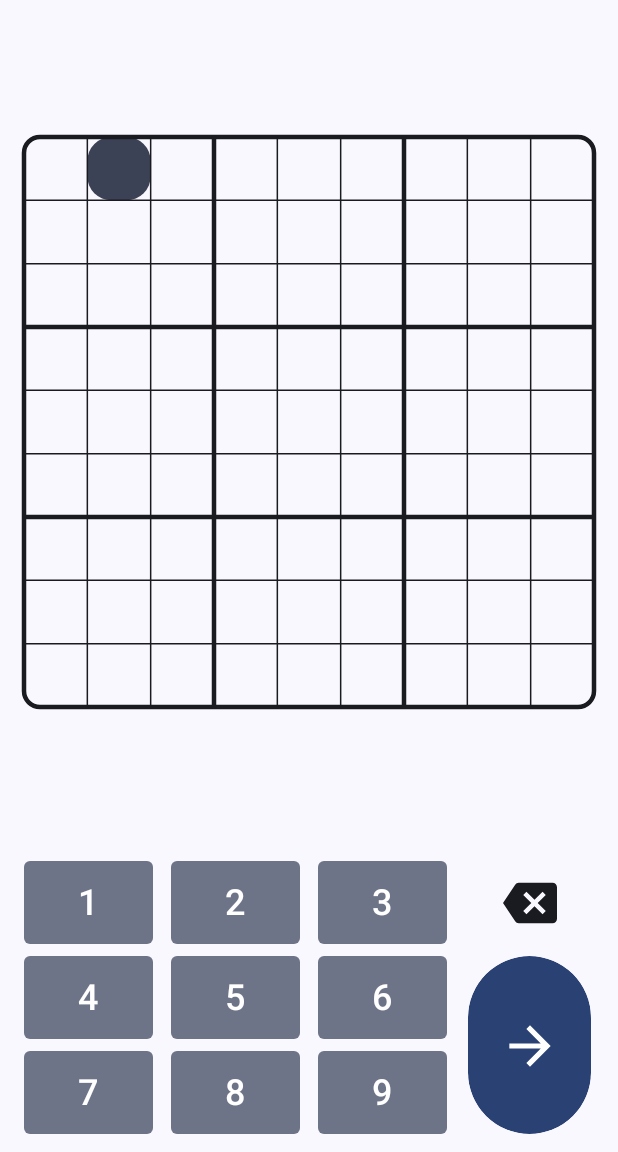
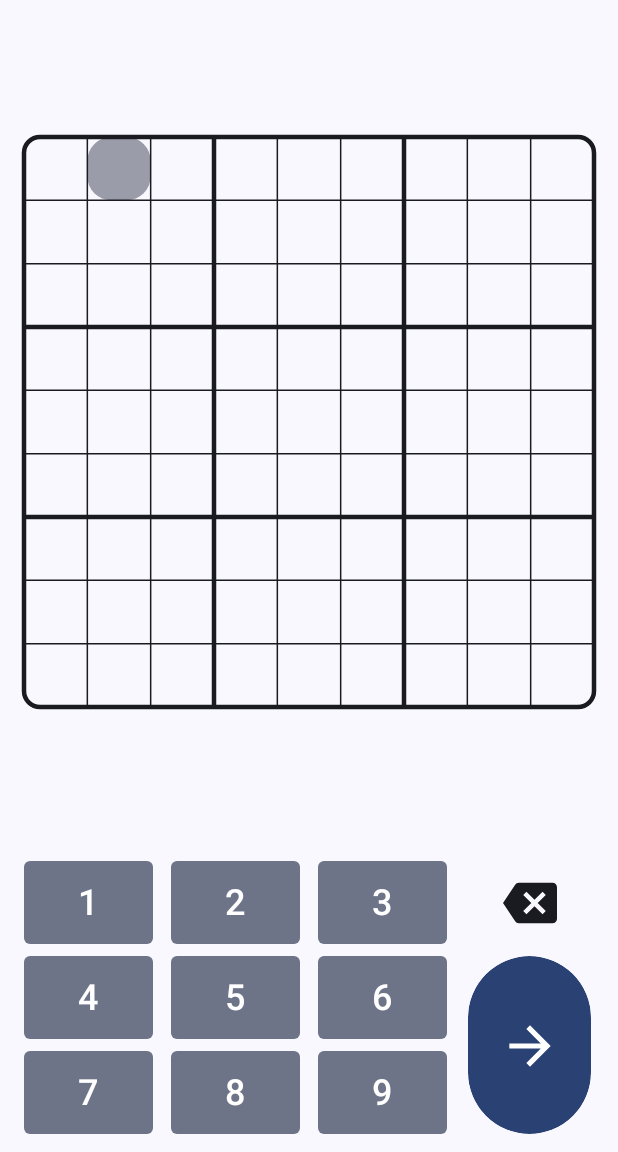
Before and after one commit to Ryos-K/SudokuSolver, an Android app built with Jetpack Compose: the screen it shows after launch (MainActivity), after a tap on "Next Key", on a phone screen of 412 x 824 dp, the part 84-1236 px from its top. Run offline under Robolectric (Android 15) with nearby library versions, the phone set to English and light mode, and no system bars; our stand-ins replace Dagger/Hilt's generated code.

Commit message:
fix a little

```diff
--- a/app/src/main/java/com/ry05k2ulv/sudokusolver/ui/components/Sudoku.kt
+++ b/app/src/main/java/com/ry05k2ulv/sudokusolver/ui/components/Sudoku.kt
@@ -51,7 +51,7 @@ fun Sudoku(
     showHighlight: Boolean = true,
     backgroundColor: Color = MaterialTheme.colorScheme.background,
     lineColor: Color = MaterialTheme.colorScheme.onBackground,
-    highlightColor: Color = MaterialTheme.colorScheme.secondary,
+    highlightColor: Color = MaterialTheme.colorScheme.secondary.copy(alpha = 0.5f),
     contentColor: Color = MaterialTheme.colorScheme.onBackground
 ) {
     val textMeasurer = rememberTextMeasurer()
--- a/app/src/main/java/com/ry05k2ulv/sudokusolver/ui/input/InputScreen.kt
+++ b/app/src/main/java/com/ry05k2ulv/sudokusolver/ui/input/InputScreen.kt
@@ -90,15 +90,17 @@ fun InputScreen(
                 when (keyType) {
                     is KeyType.Number -> {
                         ssViewModel.updateTable(Cell.Number(keyType.n), selected)
-                        selected = selected.next() ?: Position(0, 0)
+                        selected = selected.next() ?: Position(8, 8)
                     }
                     is KeyType.Delete -> {
+                        selected = selected.prev() ?: Position(0, 0)
                         ssViewModel.updateTable(Cell.Empty, selected)
-                        selected = selected.prev() ?: Position(0, 0)
                     }
-                    is KeyType.Next -> selected = selected.next() ?: Position(0, 0)
+                    is KeyType.Next -> selected = selected.next() ?: Position(8, 8)
                 }
-            })
+            },
+            enabled = runnable
+        )
     }
 }
 
```
